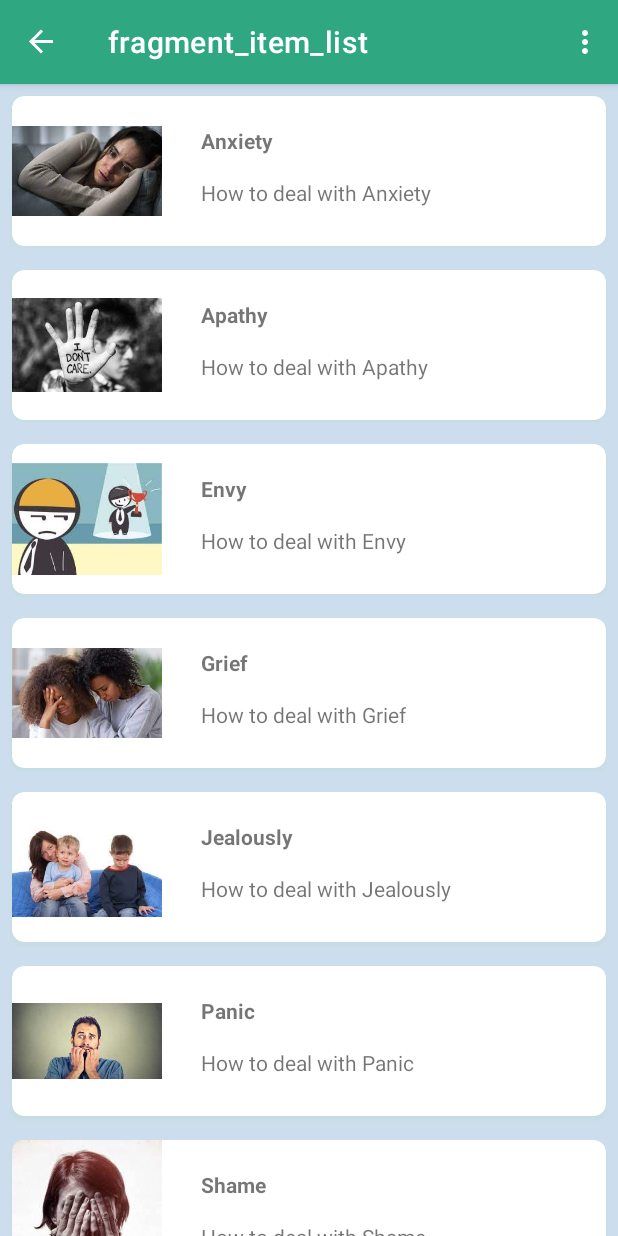
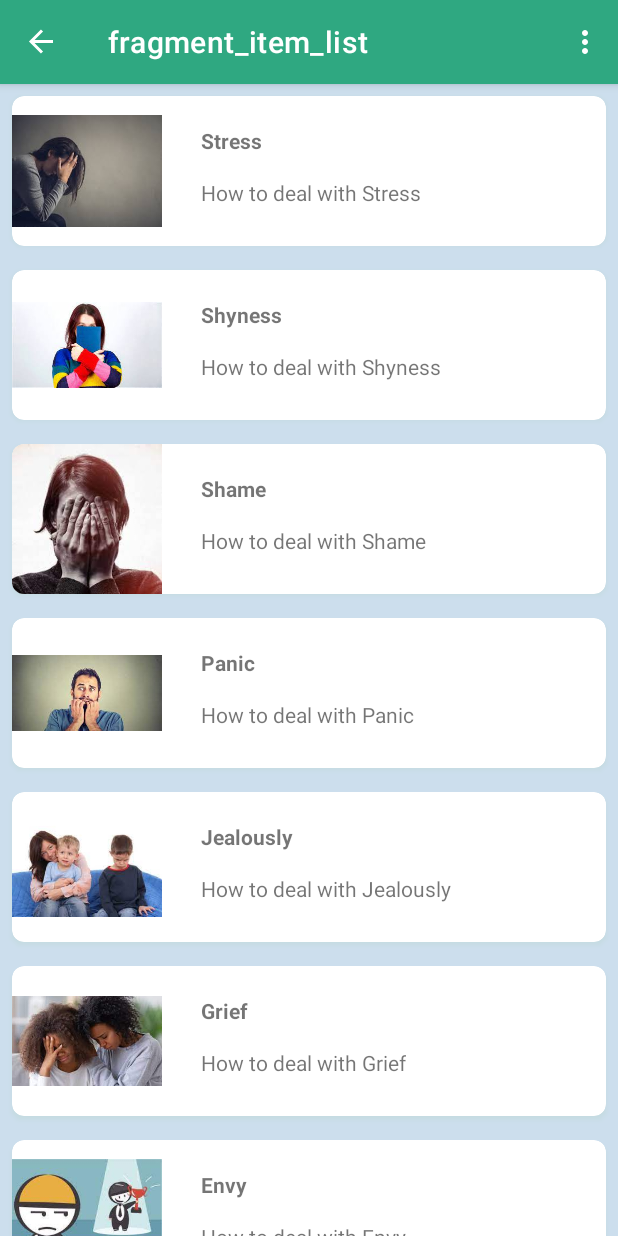
Before and after one commit to EmmanuelChangole/MentalHealth, an Android app: the screen it shows after launch (MainActivity), after a tap on "GO", on a phone screen of 412 x 824 dp. Run offline under Robolectric (Android 15) with nearby library versions, the phone set to English and light mode, and no system bars; our stand-ins replace Firebase (no records; nobody signed in at launch, a user with empty details on screens opened directly), Room's generated code, RxJava, data binding, navigation-ui; libraries missing offline, so code that uses them is left out: com.firebase.ui.

Commit message:
Working with room database and asynchronous

```diff
--- a/app/src/main/java/com/example/mentalhealthapp/ItemFragment.kt
+++ b/app/src/main/java/com/example/mentalhealthapp/ItemFragment.kt
@@ -1,36 +1,39 @@
 package com.example.mentalhealthapp
 
 import android.os.Bundle
+import android.util.Log
 import android.view.*
 import androidx.fragment.app.Fragment
 import androidx.recyclerview.widget.LinearLayoutManager
 import androidx.appcompat.app.AppCompatActivity
+import androidx.databinding.DataBindingUtil
+import androidx.databinding.Observable
+import androidx.fragment.app.viewModels
+import androidx.lifecycle.Observer
+import androidx.lifecycle.ViewModelProvider
 import androidx.navigation.findNavController
 import androidx.navigation.ui.NavigationUI
-import com.example.mentalhealthapp.data.model.Disorder
+import com.example.mentalhealthapp.databinding.FragmentItemListBinding
+import com.example.mentalhealthapp.db.DisorderDatabase
+import com.example.mentalhealthapp.utils.subscribeOnBackground
+import com.example.mentalhealthapp.viewmodel.DisorderViewModel
+import com.example.mentalhealthapp.viewmodel.DisorderViewModelFactory
 import kotlinx.android.synthetic.main.fragment_item_list.*
 
 /**
  * A fragment representing a list of Items.
  */
 class ItemFragment : Fragment() {
-    private val  disorder = listOf(
-        Disorder("Anxiety","How to deal with Anxiety",R.drawable.ic_anxiety),
-        Disorder("Apathy","How to deal with Apathy",R.drawable.ic_apathy),
-        Disorder("Envy","How to deal with Envy",R.drawable.ic_envy),
-        Disorder("Grief","How to deal with Grief",R.drawable.ic_grief),
-        Disorder("Jealously","How to deal with Jealously",R.drawable.ic_jealousy),
-        Disorder("Panic","How to deal with Panic",R.drawable.ic_panic),
-        Disorder("Shame","How to deal with Shame",R.drawable.ic_shame),
-        Disorder("Shyness","How to deal with Shyness",R.drawable.ic_shyness),
-        Disorder("Stress","How to deal with Stress",R.drawable.ic_stress),
-
-    )
-
+    private val  disorder=null
+    private lateinit var disorderViewModel: DisorderViewModel
+    private lateinit var adapter :MyItemRecyclerViewAdapter
+    val TAG= ItemFragment::class.java.simpleName as String
 
     override fun onCreate(savedInstanceState: Bundle?) {
         super.onCreate(savedInstanceState)
         setHasOptionsMenu(true)
+
+
         retainInstance = true
     }
 
@@ -50,16 +53,37 @@ class ItemFragment : Fragment() {
 
     override fun onCreateView(inflater: LayoutInflater, container: ViewGroup?, savedInstanceState: Bundle?): View?
     {
-      return   inflater.inflate(R.layout.fragment_item_list, container, false)
+        val binding: FragmentItemListBinding = DataBindingUtil.inflate(
+            inflater, R.layout.fragment_item_list, container, false)
+        val application = requireNotNull(this.activity).application
+        val dataSource = DisorderDatabase.getInstance(application).disorderDatabaseDao
+        val viewModelFactory = DisorderViewModelFactory(dataSource, application)
+         disorderViewModel = ViewModelProvider(
+            this, viewModelFactory).get(DisorderViewModel::class.java)
+        binding.setLifecycleOwner(this)
+        binding.disorderViewModel=disorderViewModel
+        disorderViewModel.deleteAll()
+        disorderViewModel.populateData()
+
+        return   binding.root;
+
+
+
+
     }
     override fun onViewCreated(view: View, savedInstanceState: Bundle?) {
         super.onViewCreated(view, savedInstanceState)
         (activity as AppCompatActivity?)!!.supportActionBar!!.show()
+        val myItemRecyclerViewAdapter=MyItemRecyclerViewAdapter();
         list_recycler_view.apply{
             layoutManager = LinearLayoutManager(activity)
-            adapter = MyItemRecyclerViewAdapter(disorder)
+            setHasFixedSize(true)
+            adapter=myItemRecyclerViewAdapter
         }
+        disorderViewModel.getAllDisorder().observe(viewLifecycleOwner, Observer {
+          myItemRecyclerViewAdapter.submitList(it)
 
+        })
 
     }
 
--- a/app/src/main/java/com/example/mentalhealthapp/MyItemRecyclerViewAdapter.kt
+++ b/app/src/main/java/com/example/mentalhealthapp/MyItemRecyclerViewAdapter.kt
@@ -7,30 +7,31 @@ import android.view.ViewGroup
 import android.widget.ImageView
 import android.widget.TextView
 import androidx.navigation.findNavController
-import com.example.mentalhealthapp.data.model.Disorder
+import androidx.recyclerview.widget.AsyncDifferConfig
+import androidx.recyclerview.widget.DiffUtil
+import androidx.recyclerview.widget.ListAdapter
+import com.example.mentalhealthapp.database.Disorder
 
 class MyItemRecyclerViewAdapter(
-    private val list: List<Disorder>
-) : RecyclerView.Adapter<DisorderViewHolder>() {
-    override fun onCreateViewHolder(parent: ViewGroup, viewType: Int): DisorderViewHolder
-    {
+   // private val list: List<Disorder>
+) : ListAdapter<Disorder, DisorderViewHolder>(DiffCallback()) {
+    override fun onCreateViewHolder(parent: ViewGroup, viewType: Int): DisorderViewHolder {
         val inflater = LayoutInflater.from(parent.context)
         return DisorderViewHolder(inflater, parent)
     }
 
     override fun onBindViewHolder(holder: DisorderViewHolder, position: Int) {
-        val disorder: Disorder = list[position]
-        holder.bind(disorder)
+        val currentItem=getItem(position)
+        holder.bind(currentItem)
         holder.itemView.setOnClickListener{
                 view : View ->
             view.findNavController().navigate(R.id.action_itemFragment_to_detailsFragment)
         }
     }
 
-    override fun getItemCount(): Int =list.size
-
 
 }
+
 
 class DisorderViewHolder(inflater: LayoutInflater, parent: ViewGroup) :
     RecyclerView.ViewHolder(inflater.inflate(R.layout.list_item, parent, false)) {
@@ -50,3 +51,12 @@ class DisorderViewHolder(inflater: LayoutInflater, parent: ViewGroup) :
         mYearView?.text = disorder.description
         mImageView?.setImageResource(disorder.img_src)
     }}
+class DiffCallback:DiffUtil.ItemCallback<Disorder>(){
+    override fun areItemsTheSame(oldItem: Disorder, newItem: Disorder): Boolean {
+        return oldItem.id == newItem.id
+    }
+
+    override fun areContentsTheSame(oldItem: Disorder, newItem: Disorder): Boolean {
+       return oldItem == newItem
+    }
+}
--- a/app/src/main/java/com/example/mentalhealthapp/data/model/Disorder.kt
+++ /dev/null
@@ -1,3 +0,0 @@
-package com.example.mentalhealthapp.data.model
-
-data class Disorder(val title: String, val description: String, val img_src:Int)
--- /dev/null
+++ b/app/src/main/java/com/example/mentalhealthapp/database/Disorder.kt
@@ -0,0 +1,19 @@
+package com.example.mentalhealthapp.database
+
+import androidx.room.ColumnInfo
+import androidx.room.Entity
+import androidx.room.PrimaryKey
+
+
+@Entity(tableName = "disorder_database")
+data class Disorder(
+    @PrimaryKey(autoGenerate = true)
+    var id:Long = 0L,
+    @ColumnInfo(name = "title")
+    val title: String,
+    @ColumnInfo(name = "description")
+    val description: String,
+    @ColumnInfo(name = "img_src")
+    val img_src:Int
+
+    )
--- /dev/null
+++ b/app/src/main/java/com/example/mentalhealthapp/database/DisorderDao.kt
@@ -0,0 +1,27 @@
+package com.example.mentalhealthapp.dao
+
+import androidx.lifecycle.LiveData
+import androidx.room.*
+import com.example.mentalhealthapp.database.Disorder
+
+
+
+@Dao
+interface DisorderDao
+{
+    @Insert
+     fun insert(disorder: Disorder)
+
+    @Update
+     fun update(disorder: Disorder)
+
+    @Delete
+      fun delete(disorder: Disorder)
+
+    @Query("delete from disorder_database")
+    fun deleteAllDisorder()
+
+    @Query("select * from disorder_database order by id desc")
+     fun getAllDisorder(): LiveData<List<Disorder>>
+
+}
--- /dev/null
+++ b/app/src/main/java/com/example/mentalhealthapp/database/DisorderDatabase.kt
@@ -0,0 +1,65 @@
+package com.example.mentalhealthapp.db
+
+import android.content.Context
+import androidx.room.Database
+import androidx.room.Room
+import androidx.room.RoomDatabase
+import com.example.mentalhealthapp.dao.DisorderDao
+import com.example.mentalhealthapp.database.Disorder
+
+
+@Database(entities = [Disorder::class], version = 1,exportSchema = false)
+abstract class DisorderDatabase:RoomDatabase()
+{
+    abstract val disorderDatabaseDao: DisorderDao
+   // abstract fun disorderDao(): DisorderDao
+    companion object {
+        @Volatile
+        private var INSTANCE: DisorderDatabase? = null
+
+        @Synchronized
+        fun getInstance(context: Context): DisorderDatabase {
+           synchronized(this)
+           {
+               var instance= INSTANCE
+               if(instance == null)
+               {
+                 instance= Room.databaseBuilder(
+                       context.applicationContext,
+                       DisorderDatabase::class.java,
+                       "disorder_database"
+                   ).fallbackToDestructiveMigration().build()
+
+                INSTANCE=instance
+
+
+               }
+
+               return instance;
+           }
+        }
+
+
+
+       /* private fun populateDatabase(db: DisorderDatabase) {
+            val disorderDao = db.disorderDao()
+            subscribeOnBackground {
+                disorderDao.insert(   Disorder(title ="Anxiety",description="How to deal with Anxiety",img_src = R.drawable.ic_anxiety))
+                disorderDao.insert(   Disorder(title ="Anxiety",description="How to deal with Anxiety",img_src = R.drawable.ic_anxiety))
+                disorderDao.insert(Disorder(title ="Apathy", description ="How to deal with Apathy", img_src =R.drawable.ic_apathy))
+                disorderDao.insert( Disorder(title ="Envy", description ="How to deal with Envy", img_src =R.drawable.ic_envy))
+                disorderDao.insert(  Disorder(title ="Grief", description ="How to deal with Grief",img_src = R.drawable.ic_grief))
+                disorderDao.insert(  Disorder(title ="Jealously",description ="How to deal with Jealously", img_src =R.drawable.ic_jealousy))
+                disorderDao.insert(  Disorder(title ="Panic",description ="How to deal with Panic", img_src =R.drawable.ic_panic))
+                disorderDao.insert(   Disorder(title ="Shame",description ="How to deal with Shame", img_src =R.drawable.ic_shame))
+                disorderDao.insert(  Disorder(title ="Shyness",description ="How to deal with Shyness", img_src =R.drawable.ic_shyness))
+                disorderDao.insert(  Disorder(title ="Stress",description ="How to deal with Stress", img_src =R.drawable.ic_stress))
+            }
+
+
+
+        }*/
+
+    }
+
+}
--- /dev/null
+++ b/app/src/main/java/com/example/mentalhealthapp/database/Disorders.kt
@@ -0,0 +1,18 @@
+package com.example.mentalhealthapp.database
+
+import androidx.room.ColumnInfo
+import androidx.room.Entity
+import androidx.room.PrimaryKey
+
+@Entity(tableName = "disorder_database")
+data class Disorders
+    (
+    @PrimaryKey(autoGenerate = true)
+    var id:Long = 0L,
+    @ColumnInfo(name = "title")
+    val title: String,
+    @ColumnInfo(name = "description")
+    val description: String,
+    @ColumnInfo(name = "img_src")
+    val img_src:Int
+            )
--- /dev/null
+++ b/app/src/main/java/com/example/mentalhealthapp/utils/RXutil.kt
@@ -0,0 +1,13 @@
+package com.example.mentalhealthapp.utils
+
+import io.reactivex.Single
+import io.reactivex.android.schedulers.AndroidSchedulers
+import io.reactivex.schedulers.Schedulers
+fun subscribeOnBackground(function: () -> Unit) {
+    Single.fromCallable {
+        function()
+    }
+        .subscribeOn(Schedulers.io())
+        .observeOn(AndroidSchedulers.mainThread())
+        .subscribe()
+}
--- /dev/null
+++ b/app/src/main/java/com/example/mentalhealthapp/viewmodel/DisorderViewModel.kt
@@ -0,0 +1,62 @@
+package com.example.mentalhealthapp.viewmodel
+
+import android.app.Application
+import androidx.lifecycle.AndroidViewModel
+import androidx.lifecycle.LiveData
+import androidx.lifecycle.viewModelScope
+import com.example.mentalhealthapp.R
+import com.example.mentalhealthapp.dao.DisorderDao
+import com.example.mentalhealthapp.database.Disorder
+import com.example.mentalhealthapp.db.DisorderDatabase
+import com.example.mentalhealthapp.utils.subscribeOnBackground
+import kotlinx.coroutines.launch
+
+class DisorderViewModel(
+    val database:DisorderDao,
+    application:Application):AndroidViewModel(application)
+{
+
+    private val disorders=database.getAllDisorder()
+    private val db = DisorderDatabase.getInstance(application)
+   // internal val allDisorder : LiveData<List<Disorder>> = db.disorderDao().getAllDisorder()
+
+
+    fun populateData()
+    {
+
+        subscribeOnBackground{
+            database.insert(   Disorder(title ="Anxiety",description="How to deal with Anxiety",img_src = R.drawable.ic_anxiety))
+            database.insert(   Disorder(title ="Anxiety",description="How to deal with Anxiety",img_src = R.drawable.ic_anxiety))
+            database.insert(Disorder(title ="Apathy", description ="How to deal with Apathy", img_src =R.drawable.ic_apathy))
+            database.insert( Disorder(title ="Envy", description ="How to deal with Envy", img_src =R.drawable.ic_envy))
+            database.insert(  Disorder(title ="Grief", description ="How to deal with Grief",img_src = R.drawable.ic_grief))
+            database.insert(  Disorder(title ="Jealously",description ="How to deal with Jealously", img_src =R.drawable.ic_jealousy))
+            database.insert(  Disorder(title ="Panic",description ="How to deal with Panic", img_src =R.drawable.ic_panic))
+            database.insert(   Disorder(title ="Shame",description ="How to deal with Shame", img_src =R.drawable.ic_shame))
+            database.insert(  Disorder(title ="Shyness",description ="How to deal with Shyness", img_src =R.drawable.ic_shyness))
+            database.insert(  Disorder(title ="Stress",description ="How to deal with Stress", img_src =R.drawable.ic_stress))
+        }
+
+
+
+
+
+
+
+    }
+
+
+    fun getAllDisorder():LiveData<List<Disorder>>
+    {
+        return disorders
+    }
+
+    fun deleteAll() {
+        subscribeOnBackground {
+            database.deleteAllDisorder()
+        }
+
+    }
+
+
+}
--- /dev/null
+++ b/app/src/main/java/com/example/mentalhealthapp/viewmodel/DisorderViewModelFactory.kt
@@ -0,0 +1,24 @@
+package com.example.mentalhealthapp.viewmodel
+
+import android.app.Application
+import androidx.lifecycle.ViewModel
+import androidx.lifecycle.ViewModelProvider
+import com.example.mentalhealthapp.dao.DisorderDao
+import java.lang.IllegalArgumentException
+
+class DisorderViewModelFactory(
+    private val datasource:DisorderDao,
+    private val application:Application
+            ):ViewModelProvider.Factory
+{
+    override fun <T : ViewModel?> create(modelClass: Class<T>): T {
+        if(modelClass.isAssignableFrom(DisorderViewModel::class.java))
+        {
+            return DisorderViewModel(datasource,application) as T
+
+        }
+        throw IllegalArgumentException("Unknown viewModel class")
+
+    }
+
+}
--- a/app/src/main/res/layout/fragment_item_list.xml
+++ b/app/src/main/res/layout/fragment_item_list.xml
@@ -1,9 +1,21 @@
 <?xml version="1.0" encoding="utf-8"?>
+<layout xmlns:android="http://schemas.android.com/apk/res/android"
+    xmlns:app="http://schemas.android.com/apk/res-auto"
+    xmlns:tools="http://schemas.android.com/tools">
+    <data>
+        <variable
+            name="disorderViewModel"
+            type="com.example.mentalhealthapp.viewmodel.DisorderViewModel" />
+
+    </data>
+
     <androidx.recyclerview.widget.RecyclerView
         android:background="@color/grey"
         android:id="@+id/list_recycler_view"
         android:layout_width="match_parent"
         android:layout_height="match_parent"
-    xmlns:android="http://schemas.android.com/apk/res/android">
+        >
 
     </androidx.recyclerview.widget.RecyclerView>
+
+</layout>
```
Also changed, not shown: app/build.gradle (+31 -0 lines). Lines whose indentation alone changed are shown as unchanged.
